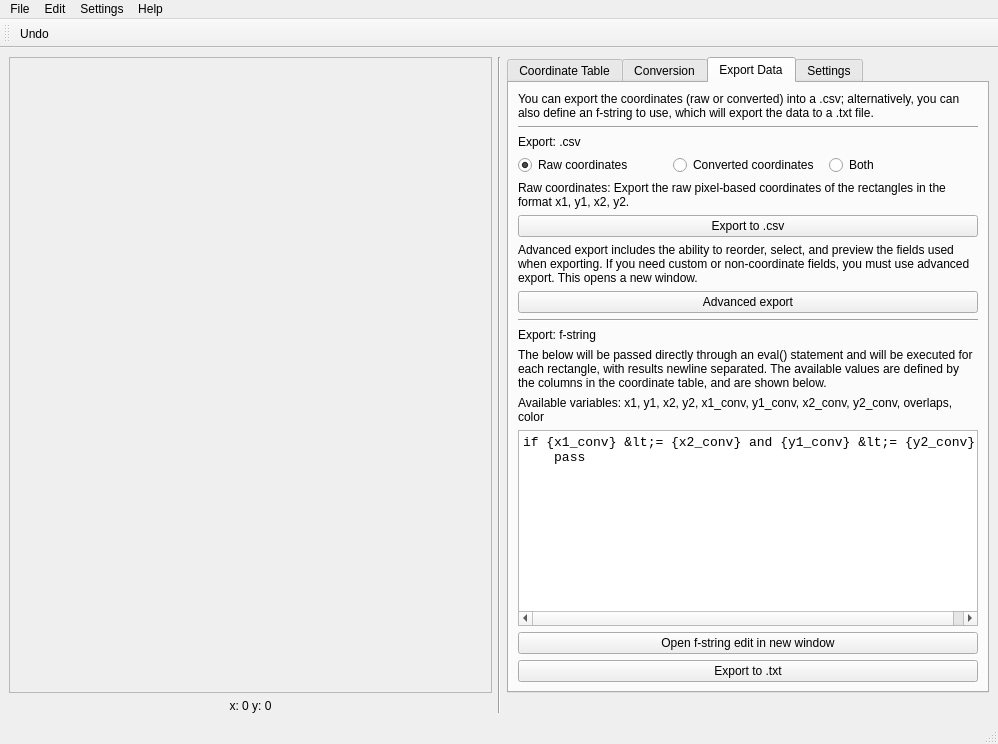
This is src/main/resources/base/rectmap.ui in lgactna/RectangleMappingTool as Qt 5 draws it before an edit. The edited form follows.
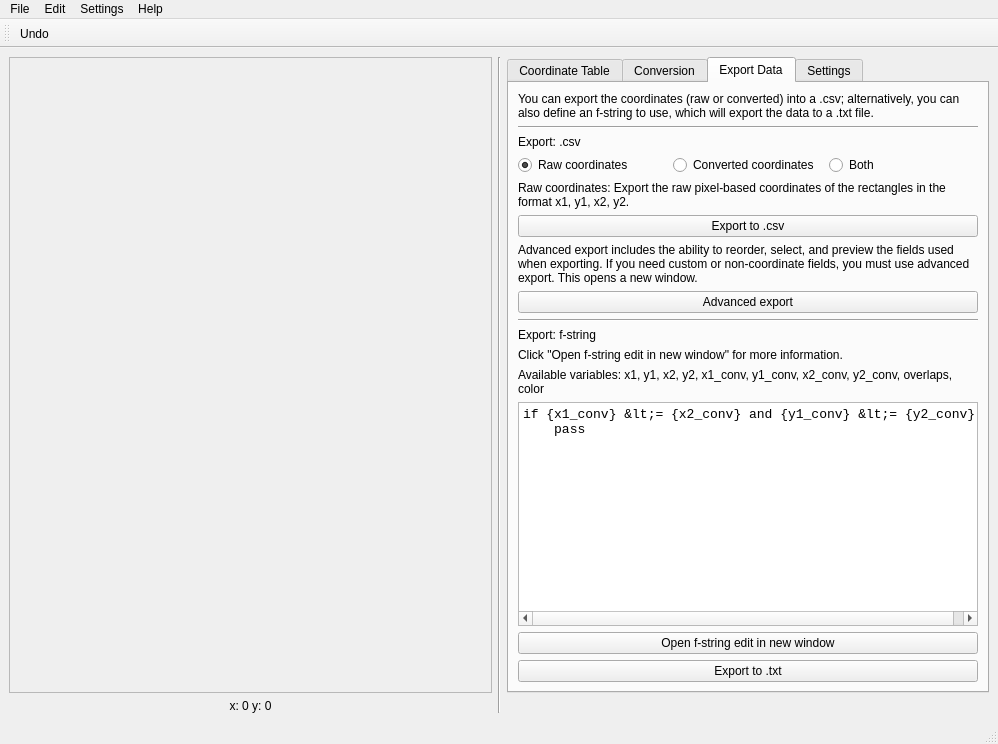
This is the edited form.

Commit message: implement f-string edit in new window

```diff
--- a/src/main/resources/base/rectmap.ui
+++ b/src/main/resources/base/rectmap.ui
@@ -399,7 +399,7 @@
         <item>
          <widget class="QLabel" name="label_16">
           <property name="text">
-           <string>The below will be passed directly through an eval() statement and will be executed for each rectangle, with results newline separated. The available values are defined by the columns in the coordinate table, and are shown below.</string>
+           <string>Click &quot;Open f-string edit in new window&quot; for more information.</string>
           </property>
           <property name="wordWrap">
            <bool>true</bool>
```
The commit also changes 4 other files.
